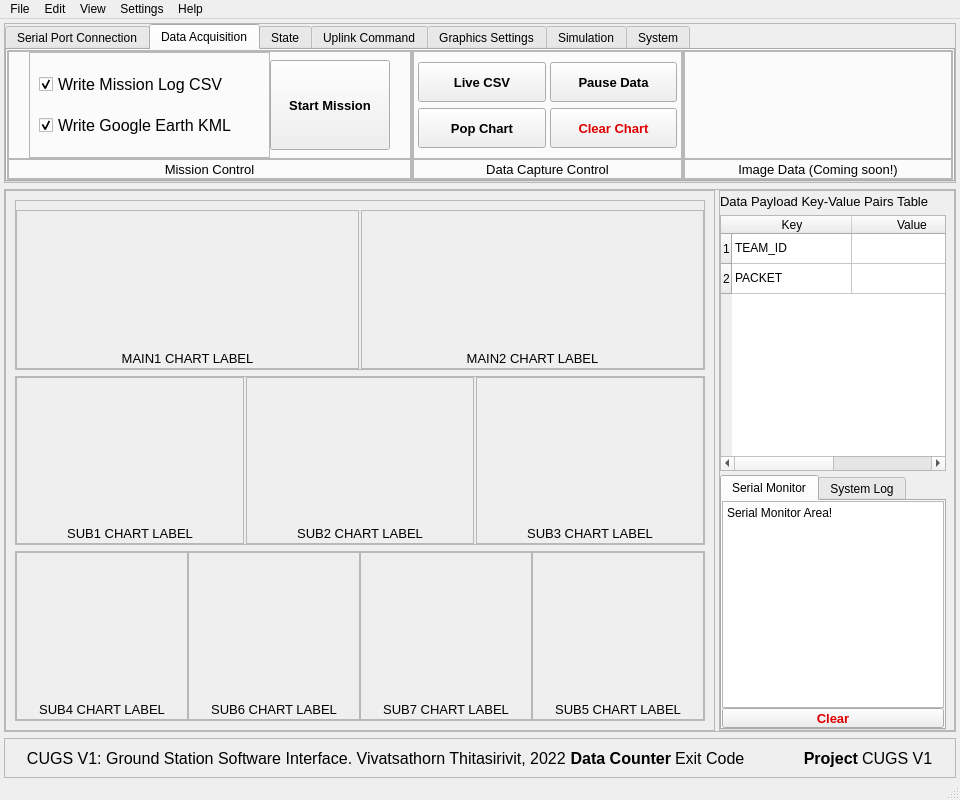
The window that gui/cugs_mainwindow.ui (vtneil/cugs-v1) describes before a commit, drawn with Qt 5.
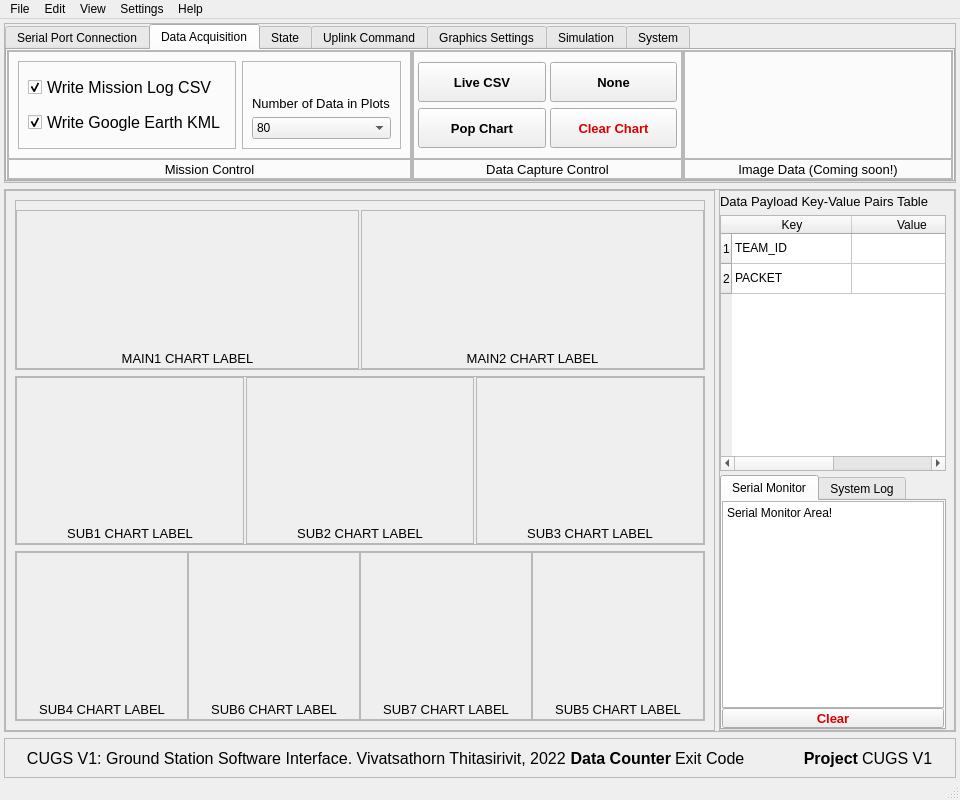
The same window after the commit. The open tabs and pages were chosen to show the change.

Commit message: Simulation Data and Points per Graph Selection

What changed in the file:
```diff
--- a/gui/cugs_mainwindow.ui
+++ b/gui/cugs_mainwindow.ui
@@ -674,21 +674,6 @@
                  <enum>QFrame::Raised</enum>
                 </property>
                 <layout class="QHBoxLayout" name="horizontalLayout_4">
-                 <property name="spacing">
-                  <number>0</number>
-                 </property>
-                 <property name="leftMargin">
-                  <number>20</number>
-                 </property>
-                 <property name="topMargin">
-                  <number>0</number>
-                 </property>
-                 <property name="rightMargin">
-                  <number>20</number>
-                 </property>
-                 <property name="bottomMargin">
-                  <number>0</number>
-                 </property>
                  <item>
                   <widget class="QFrame" name="fr_cb_write">
                    <property name="frameShape">
@@ -738,38 +723,69 @@
                   </widget>
                  </item>
                  <item>
-                  <widget class="QPushButton" name="btn_start_mission">
-                   <property name="minimumSize">
-                    <size>
-                     <width>90</width>
-                     <height>90</height>
-                    </size>
+                  <widget class="QFrame" name="frame">
+                   <property name="frameShape">
+                    <enum>QFrame::StyledPanel</enum>
                    </property>
-                   <property name="maximumSize">
-                    <size>
-                     <width>120</width>
-                     <height>90</height>
-                    </size>
+                   <property name="frameShadow">
+                    <enum>QFrame::Raised</enum>
                    </property>
-                   <property name="font">
-                    <font>
-                     <pointsize>10</pointsize>
-                     <weight>75</weight>
-                     <bold>true</bold>
-                    </font>
-                   </property>
-                   <property name="cursor">
-                    <cursorShape>PointingHandCursor</cursorShape>
-                   </property>
-                   <property name="text">
-                    <string>Start Mission</string>
-                   </property>
-                   <property name="checkable">
-                    <bool>true</bool>
-                   </property>
-                   <property name="checked">
-                    <bool>false</bool>
-                   </property>
+                   <layout class="QVBoxLayout" name="verticalLayout_29">
+                    <item>
+                     <widget class="QLabel" name="lb_max_plot">
+                      <property name="font">
+                       <font>
+                        <pointsize>10</pointsize>
+                       </font>
+                      </property>
+                      <property name="text">
+                       <string>Number of Data in Plots</string>
+                      </property>
+                      <property name="alignment">
+                       <set>Qt::AlignBottom|Qt::AlignLeading|Qt::AlignLeft</set>
+                      </property>
+                     </widget>
+                    </item>
+                    <item>
+                     <widget class="QComboBox" name="combo_max_plot">
+                      <item>
+                       <property name="text">
+                        <string>80</string>
+                       </property>
+                      </item>
+                      <item>
+                       <property name="text">
+                        <string>20</string>
+                       </property>
+                      </item>
+                      <item>
+                       <property name="text">
+                        <string>50</string>
+                       </property>
+                      </item>
+                      <item>
+                       <property name="text">
+                        <string>100</string>
+                       </property>
+                      </item>
+                      <item>
+                       <property name="text">
+                        <string>120</string>
+                       </property>
+                      </item>
+                      <item>
+                       <property name="text">
+                        <string>150</string>
+                       </property>
+                      </item>
+                      <item>
+                       <property name="text">
+                        <string>Unlimited</string>
+                       </property>
+                      </item>
+                     </widget>
+                    </item>
+                   </layout>
                   </widget>
                  </item>
                 </layout>
@@ -943,10 +959,10 @@
                     <cursorShape>PointingHandCursor</cursorShape>
                    </property>
                    <property name="text">
-                    <string>Pause Data</string>
+                    <string>None</string>
                    </property>
                    <property name="checkable">
-                    <bool>true</bool>
+                    <bool>false</bool>
                    </property>
                    <property name="checked">
                     <bool>false</bool>
```
Left out of the diff: 13 changed lines with no effect on the pictures. The commit also changes 7 other files.
